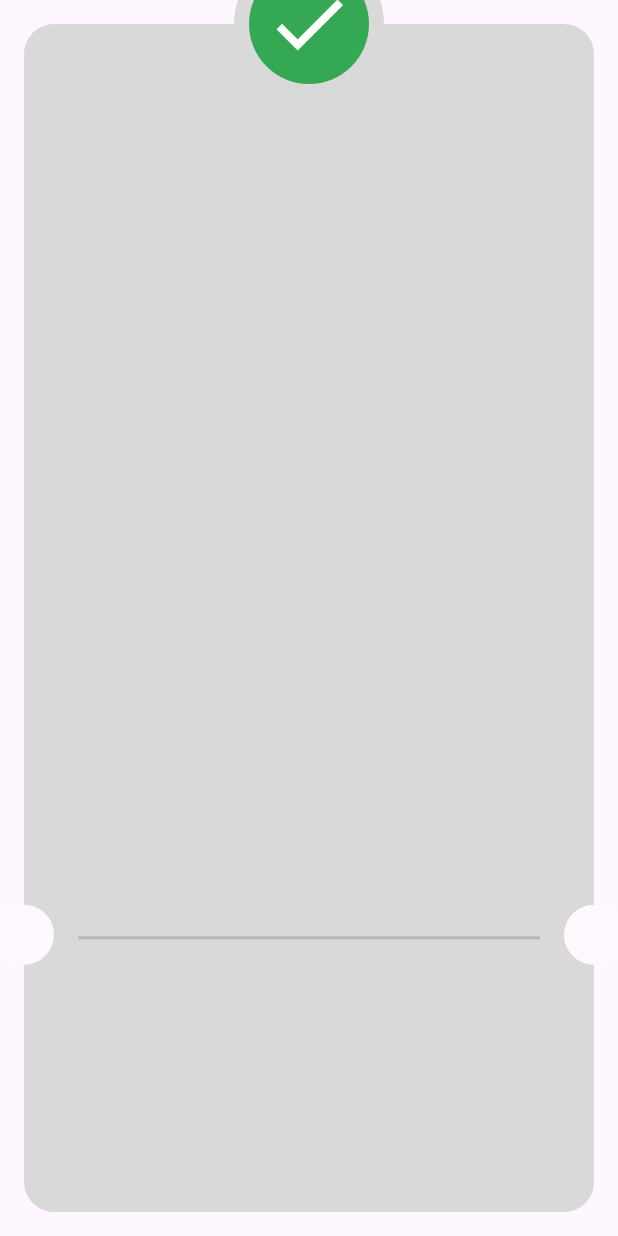
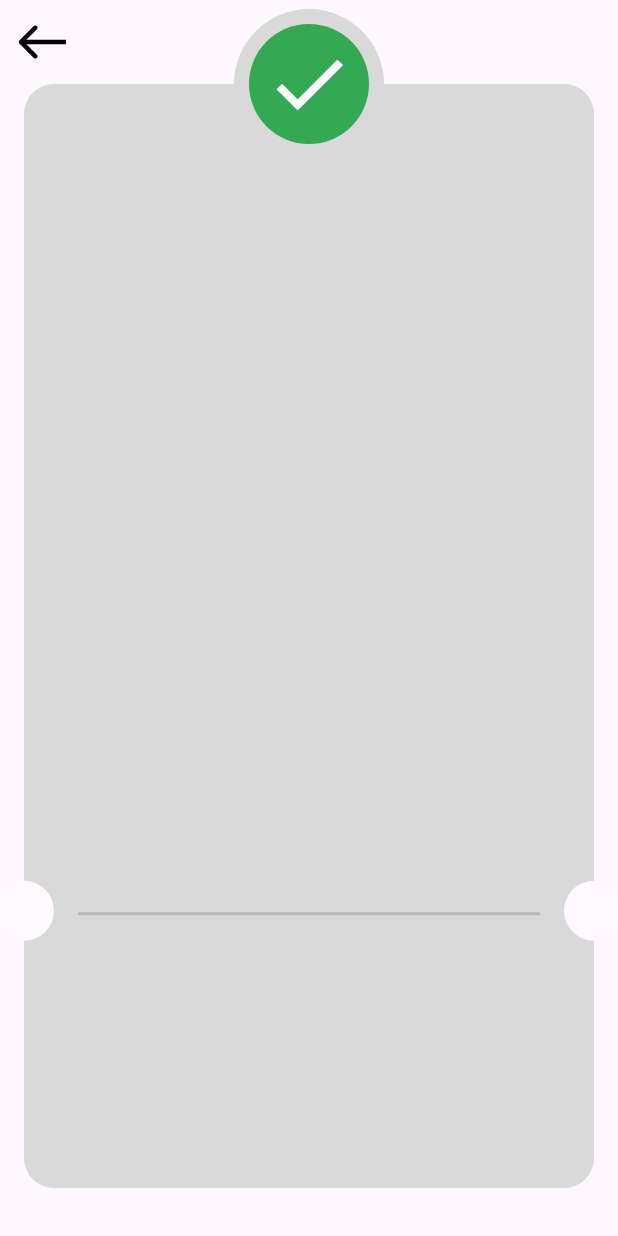
Before and after one commit to Mohamed123-r/checkout_app, a Flutter app: the ThinkYouView screen opened directly, on a phone screen of 412 x 824 dp. Run offline on Flutter 3.47's test engine with Material 3 defaults, Android fonts, the phone set to English and light mode, and no system bars; our stand-ins replace flutter_credit_card, flutter_svg.

Commit message:
"Implement payment details view navigation and refactor custom app bar widget."

```diff
--- a/lib/Features/checkout/presentation/views/payment_details_view.dart
+++ b/lib/Features/checkout/presentation/views/payment_details_view.dart
@@ -8,7 +8,10 @@ class PaymentDetailsView extends StatelessWidget {
   @override
   Widget build(BuildContext context) {
     return Scaffold(
-      appBar: buildAppBar(title: 'Payment Details'),
+      appBar: buildAppBar(title: 'Payment Details' ,
+       onTap:  () {
+         Navigator.pop(context);
+       }),
       body: const PaymentDetailsBody()
 
     );
--- a/lib/Features/checkout/presentation/views/think_you_view.dart
+++ b/lib/Features/checkout/presentation/views/think_you_view.dart
@@ -1,3 +1,4 @@
+import 'package:checkout_app/core/widgets/custom_app_bar.dart';
 import 'package:flutter/material.dart';
 
 import 'widgets/think_you_view_body.dart';
@@ -8,7 +9,13 @@ class ThinkYouView extends StatelessWidget {
   @override
   Widget build(BuildContext context) {
     return Scaffold(
-      body: ThinkYouViewBody(),
+      appBar: buildAppBar(
+        onTap: () {
+          Navigator.pop(context);
+        },
+      ),
+      body: Transform.translate(
+          offset: const Offset(0, -16), child: const ThinkYouViewBody()),
     );
   }
 }
--- a/lib/core/widgets/custom_app_bar.dart
+++ b/lib/core/widgets/custom_app_bar.dart
@@ -3,16 +3,20 @@ import 'package:flutter_svg/svg.dart';
 
 import '../utils/styles.dart';
 
-AppBar buildAppBar({required String title}) {
+AppBar buildAppBar({ String? title ,void Function()? onTap} ) {
   return AppBar(
+    backgroundColor: Colors.transparent,
     centerTitle: true,
     title:  Text(
-      title,
+      title?? '',
       style: Styles.style25,
     ),
-    leading: Center(
-      child: SvgPicture.asset(
-        'assets/images/Arrow.svg',
+    leading: GestureDetector(
+      onTap: onTap ,
+      child: Center(
+        child: SvgPicture.asset(
+          'assets/images/Arrow.svg',
+        ),
       ),
     ),
   );
```
